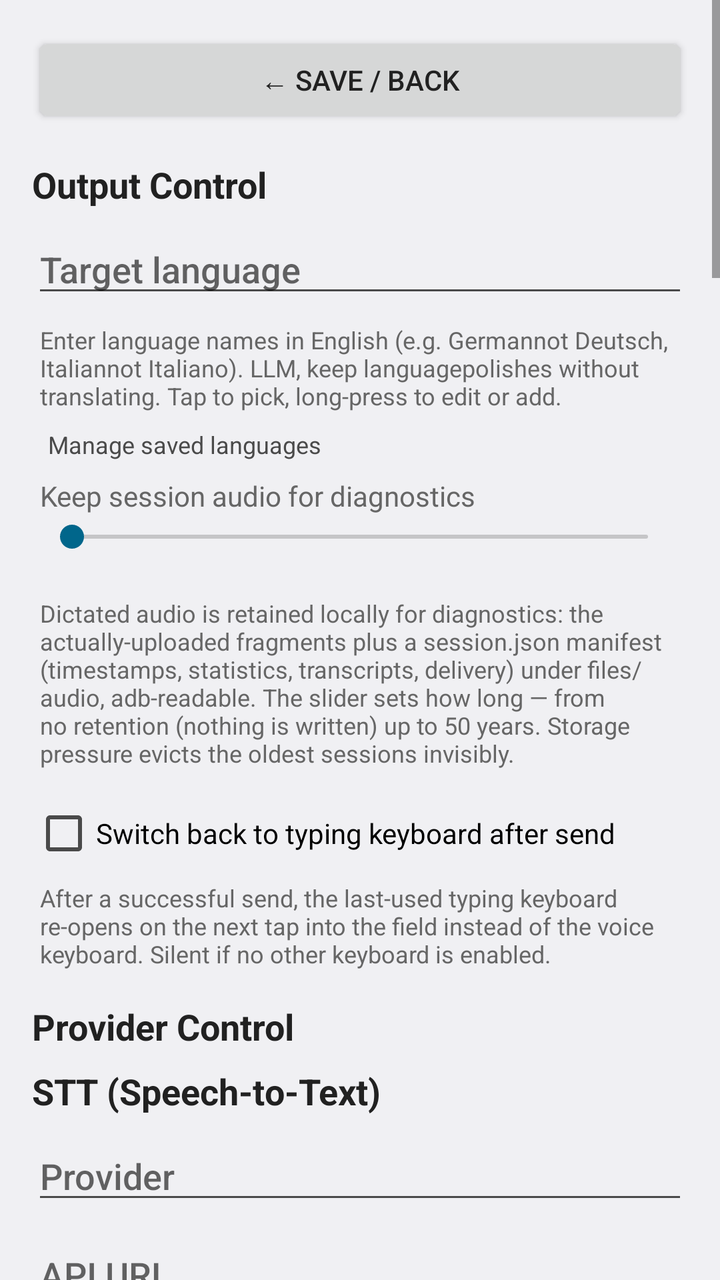
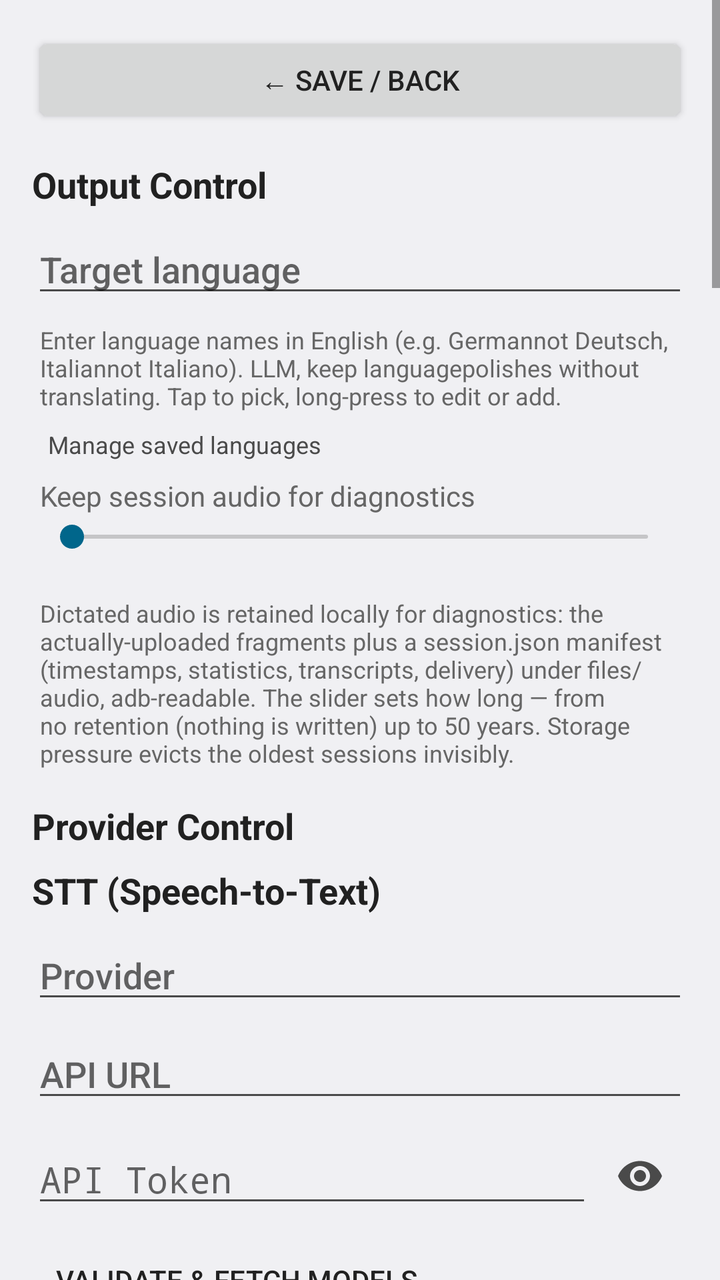

The first picture is an Android layout as it rendered before a commit; the second is the same layout after the commit. The layout source and the unified diff follow.
<!-- AndroidManifest.xml: activity theme Theme.PolishedRecognition.Plain -->
<!-- res/layout/activity_settings.xml -->
<?xml version="1.0" encoding="utf-8"?>
<ScrollView xmlns:android="http://schemas.android.com/apk/res/android"
    android:layout_width="match_parent"
    android:layout_height="match_parent"
    android:fillViewport="true">

    <LinearLayout
        android:layout_width="match_parent"
        android:layout_height="wrap_content"
        android:orientation="vertical"
        android:padding="16dp">

        
        <Button
            android:id="@+id/save_button_top"
            android:layout_width="match_parent"
            android:layout_height="wrap_content"
            android:text="@string/save"
            android:layout_marginBottom="16dp" />

        
        <TextView
            android:layout_width="match_parent"
            android:layout_height="wrap_content"
            android:text="@string/processing_section"
            android:textSize="18sp"
            android:textStyle="bold"
            android:textColor="?android:attr/textColorPrimary"
            android:layout_marginBottom="8dp" />

        <AutoCompleteTextView
            android:id="@+id/target_language"
            android:layout_width="match_parent"
            android:layout_height="wrap_content"
            android:hint="@string/target_language"
            android:inputType="text"
            android:completionThreshold="1"
            android:focusable="false"
            android:cursorVisible="false"
            android:layout_marginBottom="4dp" />

        <TextView
            android:id="@+id/target_language_explanation"
            android:layout_width="match_parent"
            android:layout_height="wrap_content"
            android:text="@string/target_language_hint"
            android:textSize="12sp"
            android:textColor="?android:attr/textColorTertiary"
            android:layout_marginStart="4dp"
            android:layout_marginTop="4dp"
            android:layout_marginBottom="4dp" />

        <TextView
            android:id="@+id/manage_custom_languages"
            android:layout_width="wrap_content"
            android:layout_height="wrap_content"
            android:text="@string/manage_custom_languages"
            android:textSize="12sp"
            android:textColor="?android:attr/textColorSecondary"
            android:clickable="true"
            android:focusable="true"
            android:padding="4dp"
            android:layout_marginStart="4dp"
            android:layout_marginBottom="4dp" />

        
        <TextView
            android:layout_width="match_parent"
            android:layout_height="wrap_content"
            android:text="@string/audio_evidence"
            android:layout_marginStart="4dp"
            android:layout_marginBottom="2dp" />

        <SeekBar
            android:id="@+id/evidence_retention_slider"
            android:layout_width="match_parent"
            android:layout_height="wrap_content"
            android:layout_marginStart="4dp"
            android:layout_marginEnd="4dp" />

        <TextView
            android:id="@+id/evidence_retention_label"
            android:layout_width="match_parent"
            android:layout_height="wrap_content"
            android:textSize="14sp"
            android:textStyle="bold"
            android:layout_marginStart="4dp"
            android:layout_marginBottom="2dp" />

        <TextView
            android:layout_width="match_parent"
            android:layout_height="wrap_content"
            android:text="@string/audio_evidence_hint"
            android:textSize="12sp"
            android:textColor="?android:attr/textColorTertiary"
            android:layout_marginStart="4dp"
            android:layout_marginBottom="16dp" />

        
        <CheckBox
            android:id="@+id/switch_back_after_send"
            android:layout_width="match_parent"
            android:layout_height="wrap_content"
            android:text="@string/switch_back_after_send"
            android:layout_marginBottom="8dp" />

        <TextView
            android:layout_width="match_parent"
            android:layout_height="wrap_content"
            android:text="@string/switch_back_after_send_hint"
            android:textSize="12sp"
            android:textColor="?android:attr/textColorTertiary"
            android:layout_marginStart="4dp"
            android:layout_marginBottom="16dp" />

        
        <TextView
            android:layout_width="match_parent"
            android:layout_height="wrap_content"
            android:text="@string/provider_control_section"
            android:textSize="18sp"
            android:textStyle="bold"
            android:textColor="?android:attr/textColorPrimary"
            android:layout_marginBottom="8dp" />

        
        <TextView
            android:layout_width="match_parent"
            android:layout_height="wrap_content"
            android:text="@string/stt_section"
            android:textSize="18sp"
            android:textStyle="bold"
            android:textColor="?android:attr/textColorPrimary"
            android:layout_marginBottom="8dp" />

        <AutoCompleteTextView
            android:id="@+id/stt_provider"
            android:layout_width="match_parent"
            android:layout_height="wrap_content"
            android:hint="@string/provider"
            android:inputType="none"
            android:focusable="false"
            android:cursorVisible="false"
            android:layout_marginBottom="8dp" />

        <EditText
            android:id="@+id/stt_url"
            android:layout_width="match_parent"
            android:layout_height="wrap_content"
            android:hint="@string/api_url"
            android:inputType="textUri"
            android:imeOptions="actionDone"
            android:layout_marginBottom="8dp" />

        <LinearLayout
            android:layout_width="match_parent"
            android:layout_height="wrap_content"
            android:orientation="horizontal"
            android:gravity="center_vertical"
            android:layout_marginBottom="4dp">
            <EditText
                android:id="@+id/stt_token"
                android:layout_width="0dp"
                android:layout_height="wrap_content"
                android:layout_weight="1"
                android:hint="@string/api_token"
                android:inputType="textPassword"
                android:imeOptions="actionDone" />
            <ImageButton
                android:id="@+id/stt_token_toggle"
                android:layout_width="48dp"
                android:layout_height="48dp"
                android:src="@drawable/ic_eye"
                android:background="?android:attr/selectableItemBackgroundBorderless"
                android:contentDescription="@string/show_password"
                android:scaleType="center" />
        </LinearLayout>

        <Button
            android:id="@+id/validate_stt"
            android:layout_width="wrap_content"
            android:layout_height="wrap_content"
            android:text="@string/validate_fetch"
            style="@android:style/Widget.DeviceDefault.Button.Borderless"
            android:layout_marginBottom="8dp" />

        <AutoCompleteTextView
            android:id="@+id/stt_model"
            android:layout_width="match_parent"
            android:layout_height="wrap_content"
            android:hint="@string/model"
            android:inputType="text|textNoSuggestions"
            android:importantForAutofill="no"
            android:completionThreshold="1"
            android:layout_marginBottom="16dp" />

        
        <TextView
            android:layout_width="match_parent"
            android:layout_height="wrap_content"
            android:text="@string/llm_section"
            android:textSize="18sp"
            android:textStyle="bold"
            android:textColor="?android:attr/textColorPrimary"
            android:layout_marginBottom="8dp" />

        <AutoCompleteTextView
            android:id="@+id/llm_provider"
            android:layout_width="match_parent"
            android:layout_height="wrap_content"
            android:hint="@string/provider"
            android:inputType="none"
            android:focusable="false"
            android:cursorVisible="false"
            android:layout_marginBottom="8dp" />

        <EditText
            android:id="@+id/llm_url"
            android:layout_width="match_parent"
            android:layout_height="wrap_content"
            android:hint="@string/api_url"
            android:inputType="textUri"
            android:imeOptions="actionDone"
            android:layout_marginBottom="8dp" />

        <LinearLayout
            android:layout_width="match_parent"
            android:layout_height="wrap_content"
            android:orientation="horizontal"
            android:gravity="center_vertical"
            android:layout_marginBottom="4dp">
            <EditText
                android:id="@+id/llm_token"
                android:layout_width="0dp"
                android:layout_height="wrap_content"
                android:layout_weight="1"
                android:hint="@string/api_token"
                android:inputType="textPassword"
                android:imeOptions="actionDone" />
            <ImageButton
                android:id="@+id/llm_token_toggle"
                android:layout_width="48dp"
                android:layout_height="48dp"
                android:src="@drawable/ic_eye"
                android:background="?android:attr/selectableItemBackgroundBorderless"
                android:contentDescription="@string/show_password"
                android:scaleType="center" />
        </LinearLayout>

        <LinearLayout
            android:layout_width="match_parent"
            android:layout_height="wrap_content"
            android:orientation="horizontal"
            android:layout_marginBottom="8dp">

            <Button
                android:id="@+id/fetch_llm_models"
                android:layout_width="wrap_content"
                android:layout_height="wrap_content"
                android:text="@string/fetch_models"
                style="@android:style/Widget.DeviceDefault.Button.Borderless"
                android:layout_marginEnd="8dp" />

            <Button
                android:id="@+id/test_llm_token"
                android:layout_width="wrap_content"
                android:layout_height="wrap_content"
                android:text="@string/test_token"
                style="@android:style/Widget.DeviceDefault.Button.Borderless" />
        </LinearLayout>

        <AutoCompleteTextView
            android:id="@+id/llm_model"
            android:layout_width="match_parent"
            android:layout_height="wrap_content"
            android:hint="@string/model"
            android:inputType="text|textNoSuggestions"
            android:importantForAutofill="no"
            android:completionThreshold="1"
            android:layout_marginBottom="16dp" />

        
        <TextView
            android:layout_width="match_parent"
            android:layout_height="wrap_content"
            android:text="@string/prompts_section"
            android:textSize="18sp"
            android:textStyle="bold"
            android:textColor="?android:attr/textColorPrimary"
            android:layout_marginBottom="8dp" />

        
        <LinearLayout
            android:layout_width="match_parent"
            android:layout_height="wrap_content"
            android:orientation="horizontal"
            android:gravity="center_vertical"
            android:layout_marginBottom="4dp">
            <TextView
                android:layout_width="0dp"
                android:layout_height="wrap_content"
                android:layout_weight="1"
                android:text="@string/system_prompt"
                android:textSize="16sp"
                android:textColor="?android:attr/textColorPrimary" />
            <Button
                android:id="@+id/reset_system_prompt"
                android:layout_width="wrap_content"
                android:layout_height="wrap_content"
                android:text="@string/reset_prompt"
                style="@android:style/Widget.DeviceDefault.Button.Borderless"
                android:textSize="12sp" />
        </LinearLayout>

        <TextView
            android:layout_width="match_parent"
            android:layout_height="wrap_content"
            android:text="@string/prompt_variables"
            android:textSize="12sp"
            android:textColor="?android:attr/textColorSecondary"
            android:layout_marginBottom="4dp" />

        <EditText
            android:id="@+id/system_prompt"
            android:layout_width="match_parent"
            android:layout_height="wrap_content"
            android:inputType="textMultiLine"
            android:minLines="5"
            android:gravity="top"
            android:layout_marginBottom="16dp" />

        
        <LinearLayout
            android:layout_width="match_parent"
            android:layout_height="wrap_content"
            android:orientation="horizontal"
            android:gravity="center_vertical"
            android:layout_marginBottom="4dp">
            <TextView
                android:layout_width="0dp"
                android:layout_height="wrap_content"
                android:layout_weight="1"
                android:text="@string/target_language_clause"
                android:textSize="16sp"
                android:textColor="?android:attr/textColorPrimary" />
            <Button
                android:id="@+id/reset_target_language_clause"
                android:layout_width="wrap_content"
                android:layout_height="wrap_content"
                android:text="@string/reset_prompt"
                style="@android:style/Widget.DeviceDefault.Button.Borderless"
                android:textSize="12sp" />
        </LinearLayout>

        <TextView
            android:layout_width="match_parent"
            android:layout_height="wrap_content"
            android:text="@string/prompt_variables"
            android:textSize="12sp"
            android:textColor="?android:attr/textColorSecondary"
            android:layout_marginBottom="4dp" />

        <EditText
            android:id="@+id/target_language_clause"
            android:layout_width="match_parent"
            android:layout_height="wrap_content"
            android:inputType="textMultiLine"
            android:minLines="2"
            android:gravity="top"
            android:layout_marginBottom="16dp" />

        
        <TextView
            android:layout_width="match_parent"
            android:layout_height="wrap_content"
            android:text="@string/source_language_clause_title"
            android:textSize="16sp"
            android:textColor="?android:attr/textColorPrimary"
            android:layout_marginBottom="4dp" />

        <TextView
            android:layout_width="match_parent"
            android:layout_height="wrap_content"
            android:text="@string/source_language_clause_info"
            android:textSize="12sp"
            android:textColor="?android:attr/textColorSecondary"
            android:layout_marginBottom="8dp" />

        
        <Button
            android:id="@+id/restore_defaults"
            android:layout_width="wrap_content"
            android:layout_height="wrap_content"
            android:text="@string/restore_defaults"
            style="@android:style/Widget.DeviceDefault.Button.Borderless"
            android:layout_gravity="center_horizontal"
            android:layout_marginBottom="16dp" />

        
        <TextView
            android:layout_width="match_parent"
            android:layout_height="wrap_content"
            android:text="@string/advanced_section"
            android:textSize="16sp"
            android:textStyle="bold"
            android:textColor="?android:attr/textColorPrimary"
            android:layout_marginTop="16dp"
            android:layout_marginBottom="8dp" />

        <CheckBox
            android:id="@+id/slice_auto"
            android:layout_width="match_parent"
            android:layout_height="wrap_content"
            android:text="@string/slice_auto"
            android:layout_marginBottom="4dp" />

        <EditText
            android:id="@+id/slice_seconds"
            android:layout_width="match_parent"
            android:layout_height="wrap_content"
            android:hint="@string/slice_seconds"
            android:inputType="numberDecimal"
            android:imeOptions="actionDone"
            android:layout_marginBottom="4dp" />

        <TextView
            android:layout_width="match_parent"
            android:layout_height="wrap_content"
            android:text="@string/slice_seconds_hint"
            android:textSize="12sp"
            android:textColor="?android:attr/textColorTertiary"
            android:layout_marginStart="4dp"
            android:layout_marginBottom="8dp" />

        <CheckBox
            android:id="@+id/search_auto"
            android:layout_width="match_parent"
            android:layout_height="wrap_content"
            android:text="@string/search_percent_auto"
            android:layout_marginBottom="4dp" />

        <EditText
            android:id="@+id/search_percent"
            android:layout_width="match_parent"
            android:layout_height="wrap_content"
            android:hint="@string/search_percent"
            android:inputType="number"
            android:imeOptions="actionDone"
            android:layout_marginBottom="4dp" />

        <TextView
            android:layout_width="match_parent"
            android:layout_height="wrap_content"
            android:text="@string/search_percent_hint"
            android:textSize="12sp"
            android:textColor="?android:attr/textColorTertiary"
            android:layout_marginStart="4dp"
            android:layout_marginBottom="8dp" />

        
        <EditText
            android:id="@+id/workbench_fifo_size"
            android:layout_width="match_parent"
            android:layout_height="wrap_content"
            android:hint="@string/workbench_fifo_size"
            android:imeOptions="actionDone"
            android:inputType="number"
            android:layout_marginBottom="4dp" />

        <TextView
            android:layout_width="match_parent"
            android:layout_height="wrap_content"
            android:layout_marginBottom="8dp"
            android:layout_marginStart="4dp"
            android:text="@string/workbench_fifo_size_hint"
            android:textColor="?android:attr/textColorTertiary"
            android:textSize="12sp" />

        <CheckBox
            android:id="@+id/compress_audio"
            android:layout_width="match_parent"
            android:layout_height="wrap_content"
            android:text="@string/compress_audio"
            android:layout_marginBottom="8dp" />



        <EditText
            android:id="@+id/wrap_width"
            android:layout_width="match_parent"
            android:layout_height="wrap_content"
            android:hint="@string/wrap_width"
            android:inputType="number"
            android:imeOptions="actionDone"
            android:layout_marginBottom="4dp" />

        <TextView
            android:layout_width="match_parent"
            android:layout_height="wrap_content"
            android:text="@string/wrap_width_hint"
            android:textSize="12sp"
            android:textColor="?android:attr/textColorTertiary"
            android:layout_marginStart="4dp"
            android:layout_marginBottom="4dp" />

        <LinearLayout
            android:layout_width="match_parent"
            android:layout_height="wrap_content"
            android:orientation="horizontal"
            android:layout_marginBottom="8dp">

            <Button
                android:id="@+id/wrap_80"
                android:layout_width="wrap_content"
                android:layout_height="wrap_content"
                android:text="80"
                style="@android:style/Widget.DeviceDefault.Button.Borderless" />

            <Button
                android:id="@+id/wrap_120"
                android:layout_width="wrap_content"
                android:layout_height="wrap_content"
                android:text="120"
                style="@android:style/Widget.DeviceDefault.Button.Borderless" />

            <Button
                android:id="@+id/wrap_200"
                android:layout_width="wrap_content"
                android:layout_height="wrap_content"
                android:text="200"
                style="@android:style/Widget.DeviceDefault.Button.Borderless" />

            <Button
                android:id="@+id/wrap_off"
                android:layout_width="wrap_content"
                android:layout_height="wrap_content"
                android:text="0 (off)"
                style="@android:style/Widget.DeviceDefault.Button.Borderless" />
        </LinearLayout>

        <TextView
            android:layout_width="match_parent"
            android:layout_height="wrap_content"
            android:text="@string/app_wrap_section"
            android:textSize="14sp"
            android:textStyle="bold"
            android:textColor="?android:attr/textColorPrimary"
            android:layout_marginTop="4dp"
            android:layout_marginBottom="4dp" />

        <AutoCompleteTextView
            android:id="@+id/app_wrap_app"
            android:layout_width="match_parent"
            android:layout_height="wrap_content"
            android:hint="@string/app_wrap_pick"
            android:inputType="none"
            android:focusable="false"
            android:cursorVisible="false"
            android:clickable="true"
            android:layout_marginBottom="4dp" />

        <EditText
            android:id="@+id/app_wrap_width"
            android:layout_width="match_parent"
            android:layout_height="wrap_content"
            android:hint="@string/wrap_width"
            android:inputType="number"
            android:imeOptions="actionDone"
            android:layout_marginBottom="4dp" />

        <TextView
            android:id="@+id/app_wrap_empty_hint"
            android:layout_width="match_parent"
            android:layout_height="wrap_content"
            android:text="@string/app_wrap_empty"
            android:textSize="12sp"
            android:textColor="?android:attr/textColorTertiary"
            android:layout_marginStart="4dp"
            android:layout_marginBottom="4dp" />

        <LinearLayout
            android:layout_width="match_parent"
            android:layout_height="wrap_content"
            android:orientation="horizontal"
            android:layout_marginBottom="4dp">

            <Button
                android:id="@+id/app_wrap_forget"
                android:layout_width="wrap_content"
                android:layout_height="wrap_content"
                android:text="@string/app_wrap_forget"
                style="@android:style/Widget.DeviceDefault.Button.Borderless" />
        </LinearLayout>

        <TextView
            android:layout_width="match_parent"
            android:layout_height="wrap_content"
            android:text="@string/app_wrap_hint"
            android:textSize="12sp"
            android:textColor="?android:attr/textColorTertiary"
            android:layout_marginStart="4dp"
            android:layout_marginBottom="12dp" />

        
        <Button
            android:id="@+id/set_recognition_service"
            android:layout_width="match_parent"
            android:layout_height="wrap_content"
            android:text="@string/enable_voice_keyboard"
            style="@android:style/Widget.DeviceDefault.Button.Borderless"
            android:layout_marginBottom="16dp" />

        
        <Button
            android:id="@+id/save_button"
            android:layout_width="match_parent"
            android:layout_height="wrap_content"
            android:text="@string/save"
            android:layout_marginBottom="24dp" />

        
        <LinearLayout
            android:layout_width="match_parent"
            android:layout_height="wrap_content"
            android:orientation="horizontal"
            android:gravity="center_vertical"
            android:layout_marginBottom="4dp">

            <TextView
                android:id="@+id/about_help"
                android:layout_width="wrap_content"
                android:layout_height="wrap_content"
                android:text="@string/about_help"
                android:textSize="14sp"
                android:textStyle="bold"
                android:textColor="?android:attr/textColorPrimary"
                android:background="@drawable/help_chip"
                android:paddingStart="14dp"
                android:paddingEnd="14dp"
                android:paddingTop="5dp"
                android:paddingBottom="5dp"
                android:layout_marginEnd="14dp"
                android:clickable="true"
                android:focusable="true"
                android:contentDescription="@string/about_help" />

            <TextView
                android:layout_width="wrap_content"
                android:layout_height="wrap_content"
                android:text="@string/about_title"
                android:textSize="18sp"
                android:textStyle="bold"
                android:textColor="?android:attr/textColorPrimary" />
        </LinearLayout>

        <TextView
            android:id="@+id/about_version"
            android:layout_width="wrap_content"
            android:layout_height="wrap_content"
            android:textSize="12sp"
            android:textColor="?android:attr/textColorTertiary"
            android:layout_marginBottom="2dp" />

        <TextView
            android:id="@+id/about_commit"
            android:layout_width="wrap_content"
            android:layout_height="wrap_content"
            android:textSize="12sp"
            android:textColor="?android:attr/textColorTertiary"
            android:layout_marginBottom="12dp" />

        <TextView
            android:id="@+id/about_info"
            android:layout_width="wrap_content"
            android:layout_height="wrap_content"
            android:text="@string/voice_input_info_message"
            android:textSize="12sp"
            android:textColor="?android:attr/textColorTertiary"
            android:clickable="true"
            android:focusable="true"
            android:autoLink="web"
            android:padding="4dp"
            android:layout_marginStart="-4dp" />

    </LinearLayout>
</ScrollView>
<!-- resources referenced by this layout -->
<resources>
  <string name="about_help">Help</string>
  <string name="about_title">About</string>
  <string name="advanced_section">Advanced / seldom needed</string>
  <string name="api_token">API Token</string>
  <string name="api_url">API URL</string>
  <string name="app_wrap_empty">No apps learned yet — dictate in an app and it will appear here.</string>
  <string name="app_wrap_forget">Forget</string>
  <string name="app_wrap_hint">Override the global line-wrap width for apps you have dictated into. Leave the field empty to use the global value. 0 disables wrapping for that app.</string>
  <string name="app_wrap_pick">App</string>
  <string name="app_wrap_section">Line wrap per app</string>
  <string name="audio_evidence">Keep session audio for diagnostics</string>
  <string name="compress_audio">Slow connection: upload OGG/Opus</string>
  <string name="enable_voice_keyboard">Enable Voice Keyboard (IME)</string>
  <string name="fetch_models">Fetch Models</string>
  <string name="llm_section">LLM Post-Processing</string>
  <string name="manage_custom_languages">Manage saved languages</string>
  <string name="model">Select or fetch a model</string>
  <string name="processing_section">Output Control</string>
  <string name="prompt_variables" translatable="false">Variables:</string>
  <string name="prompts_section">Prompts</string>
  <string name="provider">Provider</string>
  <string name="provider_control_section">Provider Control</string>
  <string name="reset_prompt">Reset</string>
  <string name="restore_defaults">Restore all prompts to default</string>
  <string name="save">\u2190 save / back</string>
  <string name="search_percent">Search window in % of the slice</string>
  <string name="search_percent_auto">Search window: auto</string>
  <string name="search_percent_hint">The last N % of the slice is the only region where a cut may land — it is where the app looks for a pause. Auto keeps it as small as possible while almost every seam still finds a silence. Manual: 10–60 %.</string>
  <string name="show_password">Show password</string>
  <string name="slice_auto">Fragment cut: auto</string>
  <string name="slice_seconds">Fragment cut (slice) in seconds</string>
  <string name="source_language_clause_info">The system prompt always contains the sentence “The STT service transcribed audio spoken in &lt;Language&gt;.” when Whisper reports a language. When Whisper returns null, blank, or “unknown”, the whole sentence is dropped. This clause cannot be edited.</string>
  <string name="source_language_clause_title">Source Language Clause (automatic, not configurable)</string>
  <string name="stt_section">STT (Speech-to-Text)</string>
  <string name="switch_back_after_send">Switch back to typing keyboard after send</string>
  <string name="switch_back_after_send_hint">After a successful send, the last-used typing keyboard re-opens on the next tap into the field instead of the voice keyboard. Silent if no other keyboard is enabled.</string>
  <string name="system_prompt">System Prompt</string>
  <string name="target_language">Target language</string>
  <string name="target_language_clause">Target Language Clause (omitted when no target language is set)</string>
  <string name="target_language_hint">Enter language names in English (e.g. "German" not "Deutsch", "Italian" not "Italiano"). "LLM, keep language" polishes without translating. Tap to pick, long-press to edit or add.</string>
  <string name="test_token">Test Token</string>
  <string name="validate_fetch">Validate &amp; Fetch Models</string>
  <string name="workbench_fifo_size">Keep last N dictations</string>
  <string name="workbench_fifo_size_hint">How many Workbench dictations are kept (1–10). The least recently edited one is deleted first.</string>
  <string name="wrap_width">Line wrap width (0 disables)</string>
  <string name="wrap_width_hint">Wrap output lines at this many characters. Suggestions: 80, 120, 200. Enter 0 to disable wrapping.</string>
  <!-- unchanged entries left out for length: 6 -->
</resources>

<!-- the commit's change to res/layout/activity_settings.xml (unified diff, before → after) -->
@@ -91,23 +91,6 @@
             android:layout_width="match_parent"
             android:layout_height="wrap_content"
             android:text="@string/audio_evidence_hint"
-            android:textSize="12sp"
-            android:textColor="?android:attr/textColorTertiary"
-            android:layout_marginStart="4dp"
-            android:layout_marginBottom="16dp" />
-
-        
-        <CheckBox
-            android:id="@+id/switch_back_after_send"
-            android:layout_width="match_parent"
-            android:layout_height="wrap_content"
-            android:text="@string/switch_back_after_send"
-            android:layout_marginBottom="8dp" />
-
-        <TextView
-            android:layout_width="match_parent"
-            android:layout_height="wrap_content"
-            android:text="@string/switch_back_after_send_hint"
             android:textSize="12sp"
             android:textColor="?android:attr/textColorTertiary"
             android:layout_marginStart="4dp"
<!-- resource entries referenced after the edit -->
@@ -34,8 +34,6 @@
   <string name="source_language_clause_info">The system prompt always contains the sentence “The STT service transcribed audio spoken in &lt;Language&gt;.” when Whisper reports a language. When Whisper returns null, blank, or “unknown”, the whole sentence is dropped. This clause cannot be edited.</string>
   <string name="source_language_clause_title">Source Language Clause (automatic, not configurable)</string>
   <string name="stt_section">STT (Speech-to-Text)</string>
-  <string name="switch_back_after_send">Switch back to typing keyboard after send</string>
-  <string name="switch_back_after_send_hint">After a successful send, the last-used typing keyboard re-opens on the next tap into the field instead of the voice keyboard. Silent if no other keyboard is enabled.</string>
   <string name="system_prompt">System Prompt</string>
   <string name="target_language">Target language</string>
   <string name="target_language_clause">Target Language Clause (omitted when no target language is set)</string>
